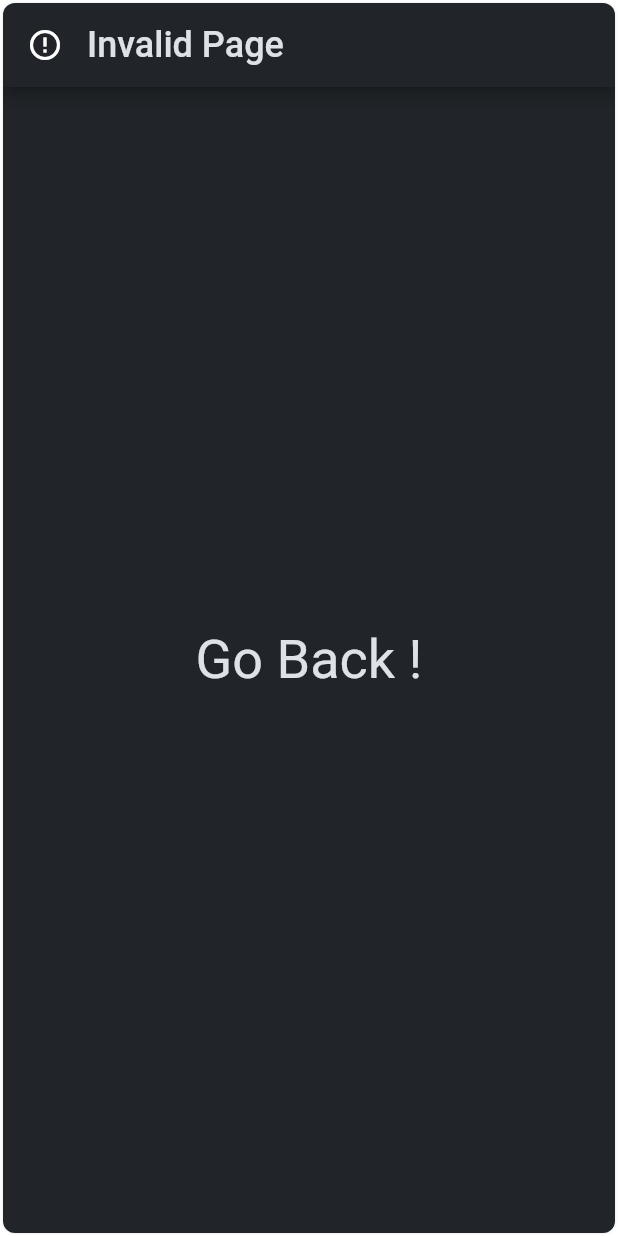
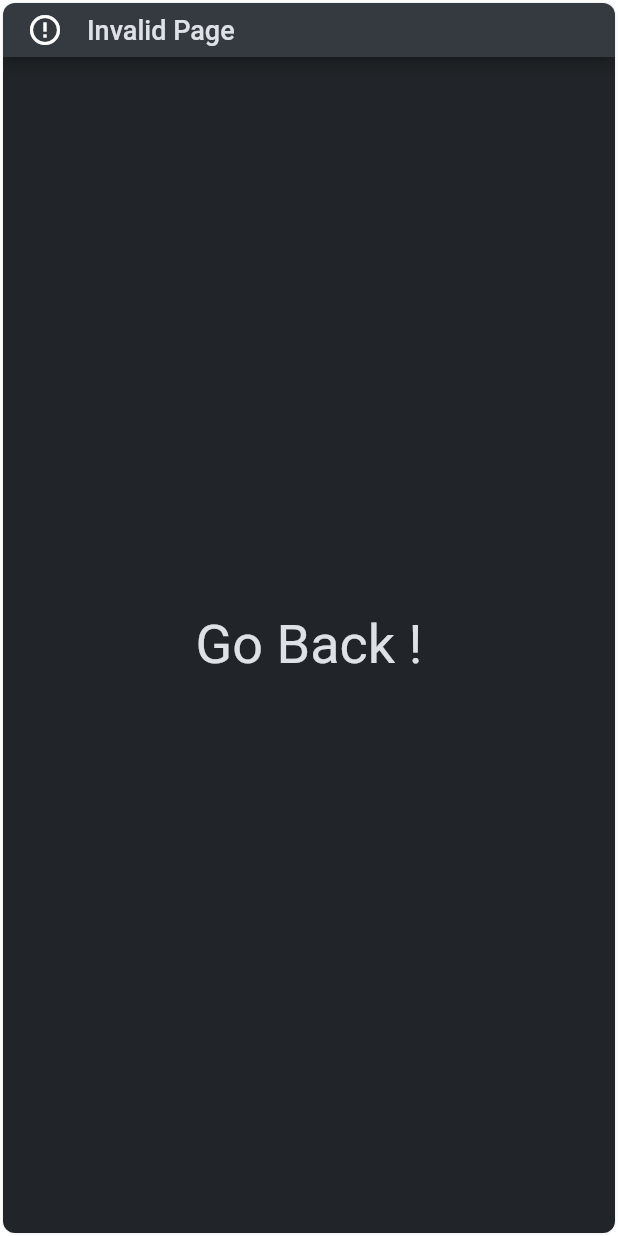
Before and after one commit to lopo12123/tray_clock, a Flutter app: the UnknownView screen opened directly, on a phone screen of 412 x 824 dp. Run offline on Flutter 3.47's test engine with Material 2 defaults, Android fonts, the phone set to English and light mode, and no system bars; our stand-ins replace get; missing offline and left inert: flip_board, window_manager; Roboto replaces fonts that are missing (ZhuoKai).

Commit message:
style: tookbar 高度 + 颜色

```diff
--- a/lib/main.dart
+++ b/lib/main.dart
@@ -42,7 +42,10 @@ class MyApp extends StatelessWidget {
         debugShowCheckedModeBanner: false,
         title: 'Clock',
         theme: ThemeData(
-          appBarTheme: const AppBarTheme(backgroundColor: Palette.b90),
+          appBarTheme: const AppBarTheme(
+            toolbarHeight: 36,
+            backgroundColor: Palette.b80,
+          ),
           scaffoldBackgroundColor: Palette.b90,
           fontFamily: 'ZhuoKai',
         ),
--- a/lib/views/entry.dart
+++ b/lib/views/entry.dart
@@ -11,7 +11,7 @@ class EntryView extends StatelessWidget {
   Widget build(BuildContext context) {
     return Scaffold(
       body: GestureDetector(
-        onTap: () => Get.toNamed(MyRoutes.setting),
+        onTap: () => Get.toNamed(MyRoutes.invalid),
         onSecondaryTap: () => Get.toNamed(MyRoutes.setting),
         child: Center(
           child: FlipClock(
--- a/lib/views/unknown.dart
+++ b/lib/views/unknown.dart
@@ -12,7 +12,7 @@ class UnknownView extends StatelessWidget {
         titleSpacing: 0,
         title: const Text(
           'Invalid Page',
-          style: TextStyle(color: Palette.b30, fontSize: 24),
+          style: TextStyle(color: Palette.b30, fontSize: 18),
         ),
         leading: const Icon(Icons.error_outline),
       ),
```
Also changed, not shown: lib/views/setting.dart (+11 -1 lines).
